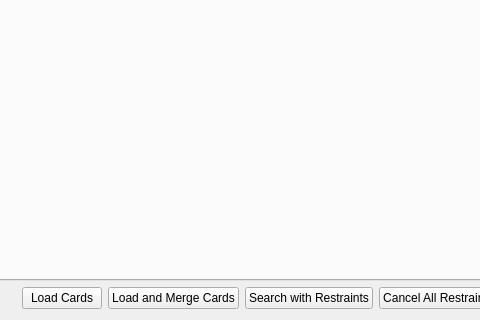
ccorrado71/qualx3, file src/restraintsdialog.ui: the form before one commit; both pictures show x 189 to 669 and y 160 to 480 of the 784 by 480 pixel window.
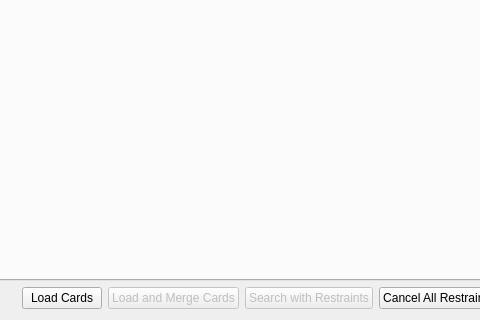
The form after the commit. Custom widgets are drawn as their Qt base class.

Diff of the .ui file:
```diff
--- a/src/restraintsdialog.ui
+++ b/src/restraintsdialog.ui
@@ -423,6 +423,9 @@
        <property name="text">
         <string>Load and Merge Cards</string>
        </property>
+       <property name="enabled">
+        <bool>false</bool>
+       </property>
       </widget>
      </item>
      <item>
@@ -430,6 +433,9 @@
        <property name="text">
         <string>Search with Restraints</string>
        </property>
+       <property name="enabled">
+        <bool>false</bool>
+       </property>
       </widget>
      </item>
      <item>
```
